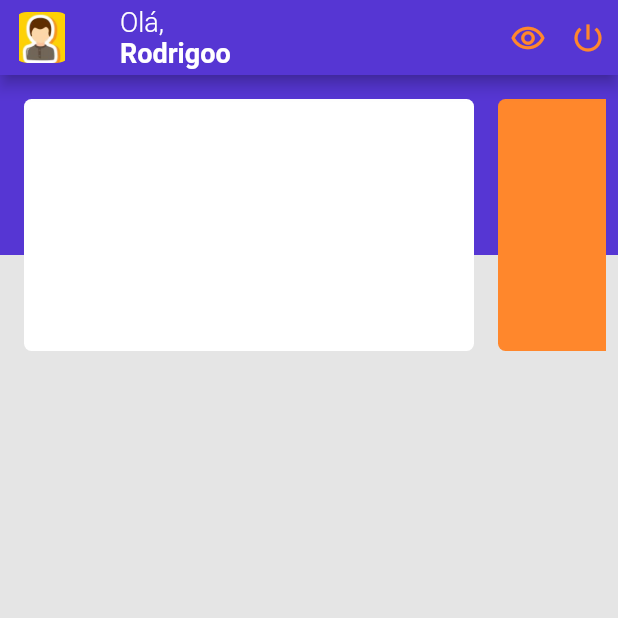
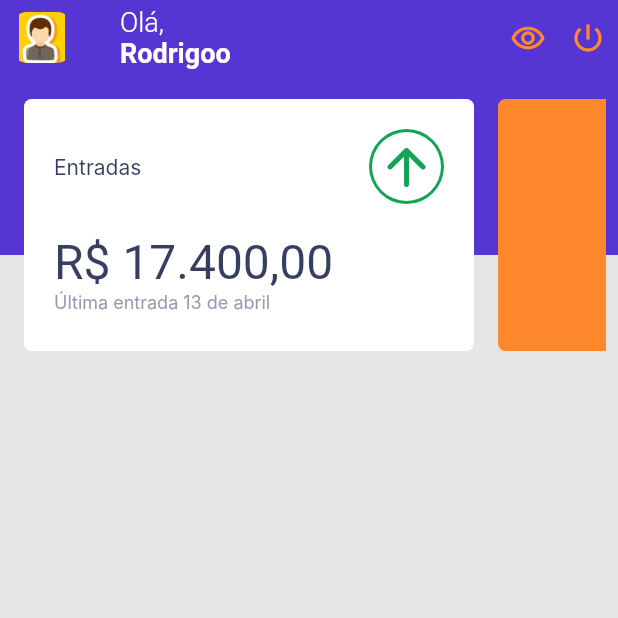
Before and after one commit to RodrigoNunesLeite/go_finances_flutter, a Flutter app: the screen it shows after launch, on a phone screen of 412 x 824 dp, the top half of it. Run offline on Flutter 3.47's test engine with Material 2 defaults, Android fonts, the phone set to English and light mode, and no system bars; missing offline and left inert: dart:ffi; Roboto replaces fonts that are missing (Inter, Poppins).

Commit message:
build cards

```diff
--- a/lib/screens/dashboard/bar_dash.dart
+++ b/lib/screens/dashboard/bar_dash.dart
@@ -9,6 +9,8 @@ class BarDash extends StatelessWidget implements PreferredSizeWidget {
   Widget build(BuildContext context) {
   return AppBar(
     backgroundColor: Color(0xFF5636D3),
+    bottomOpacity: 0.0,
+    elevation: 0.0,
     leading: Padding(
       padding: EdgeInsets.all(8.0),
 
--- a/lib/screens/dashboard/body_dashboard.dart
+++ b/lib/screens/dashboard/body_dashboard.dart
@@ -1,6 +1,6 @@
 import 'package:flutter/cupertino.dart';
 
-import 'cards.dart';
+import 'cards/cards_menu.dart';
 
 class BodyDashboard extends StatelessWidget{
   @override
@@ -8,7 +8,7 @@ class BodyDashboard extends StatelessWidget{
     // TODO: implement build
     return Center(child: Column(
       children: [
-        Cards(),
+        CardsMenu(),
       ],
     ));
       /*
--- a/lib/screens/dashboard/cards.dart
+++ /dev/null
@@ -1,60 +0,0 @@
-import 'package:flutter/cupertino.dart';
-import 'package:flutter/material.dart';
-
-class Cards extends StatelessWidget {
-  @override
-  Widget build(BuildContext context) {
-    // TODO: implement build
-  return Container(
-    //margin: const EdgeInsets.symmetric(left: 24.0),
-    height: 200.0,
-    child: Stack(
-      children: [
-        Positioned(
-          top: -10,
-          height:130,
-          width: MediaQuery.of(context).size.width,
-          child: Container(
-            width: double.infinity,
-            height: 120,
-            color: Color(0xFF5636D3),
-          ),
-        ),
-        Positioned(
-          child: Padding(
-            padding: const EdgeInsets.all(8.0),
-            child: ListView(
-              scrollDirection: Axis.horizontal,
-              children: <Widget>[
-                Padding(
-                  padding: const EdgeInsets.all(8.0),
-                  child: Container(
-                    width: 300.0,
-                    height: 183.0,
-                    decoration: BoxDecoration(
-                      borderRadius: BorderRadius.circular(5),
-                      color: Color(0xFFFFFFFF),
-                    ),
-
-                  ),
-                ),
-                Padding(
-                  padding: const EdgeInsets.all(8.0),
-                  child: Container(
-                    width: 300.0,
-                    height: 183.0,
-                    decoration: BoxDecoration(
-                      borderRadius: BorderRadius.circular(5),
-                      color: Color(0xFFFF872C),
-                    ),
-                  ),
-                ),
-              ],
-            ),
-          ),
-        ),
-      ],
-    )
-  );
-  }
-}
--- /dev/null
+++ b/lib/screens/dashboard/cards/cards_menu.dart
@@ -0,0 +1,130 @@
+import 'package:flutter/cupertino.dart';
+import 'package:flutter/material.dart';
+
+class CardsMenu extends StatelessWidget {
+  @override
+  Widget build(BuildContext context) {
+    // TODO: implement build
+    return Container(
+      //margin: const EdgeInsets.symmetric(left: 24.0),
+        height: 200.0,
+        child: Stack(
+          children: [
+            Positioned(
+              top: -10,
+              height:130,
+              width: MediaQuery.of(context).size.width,
+              child: Container(
+                width: double.infinity,
+                height: 120,
+                color: Color(0xFF5636D3),
+              ),
+            ),
+            Positioned(
+              child: Padding(
+                padding: const EdgeInsets.all(8.0),
+                child: ListView(
+                  scrollDirection: Axis.horizontal,
+                  children: <Widget>[
+                    Padding(
+                      padding: const EdgeInsets.all(8.0),
+                      child: Container(
+                        width: 300.0,
+                        height: 183.0,
+                        decoration: BoxDecoration(
+                          borderRadius: BorderRadius.circular(5),
+                          color: Color(0xFFFFFFFF),
+                        ),
+                        child: Padding(
+                          padding: const EdgeInsets.all(20.0),
+                          child: Column(
+                            children: [
+                              Row(
+                                crossAxisAlignment: CrossAxisAlignment.center,
+                                mainAxisAlignment: MainAxisAlignment.spaceBetween,
+                                children: const [
+                                  Text(
+                                      'Entradas',
+                                    style: TextStyle(
+                                        fontFamily: 'Inter',
+                                        fontSize: 14,
+                                        decoration:TextDecoration.none,
+                                        fontWeight: FontWeight.w400,
+                                        color: Color(0xFF363F5F),
+                                        fontStyle: FontStyle.normal,
+                                    ),
+                                  ),
+                                CircleAvatar(
+                                  backgroundColor: Color(0XFF12A454),
+                                  radius: 25,
+                                  child: CircleAvatar(
+                                    backgroundColor: Colors.white,
+                                    radius: 23,
+                                    child:  Icon(
+                                      Icons.arrow_upward_rounded,
+                                      color: Color(0XFF12A454),
+                                      size: 40,
+                                    ),
+                                  )
+                                ),
+
+                                ],
+                              ),
+                              Padding(
+                                padding: const EdgeInsets.only(top: 20),
+                                child: Row(
+                                  children: [
+                                    Text(
+                                      'R\$ 17.400,00',
+                                      style: TextStyle(
+                                        fontFamily: 'Poppins',
+                                        fontSize: 32,
+                                        decoration:TextDecoration.none,
+                                        fontWeight: FontWeight.w400,
+                                        color: Color(0xFF363F5F),
+                                        fontStyle: FontStyle.normal,
+                                      ),
+                                    ),
+                                  ],
+                                ),
+                              ),
+                              Row(
+                                children: [
+                                  Text(
+                                    'Última entrada 13 de abril',
+                                    style: TextStyle(
+                                      fontFamily: 'Inter',
+                                      fontSize: 12,
+                                      decoration:TextDecoration.none,
+                                      fontWeight: FontWeight.w400,
+                                      color: Color(0xFF969CB2),
+                                      fontStyle: FontStyle.normal,
+                                    ),
+                                  ),
+                                ],
+                              ),
+                            ],
+                          ),
+                        ),
+                      ),
+                    ),
+                    Padding(
+                      padding: const EdgeInsets.all(8.0),
+                      child: Container(
+                        width: 300.0,
+                        height: 183.0,
+                        decoration: BoxDecoration(
+                          borderRadius: BorderRadius.circular(5),
+                          color: Color(0xFFFF872C),
+                        ),
+                      ),
+                    ),
+                  ],
+                ),
+              ),
+            ),
+          ],
+        )
+    );
+  }
+}
```
